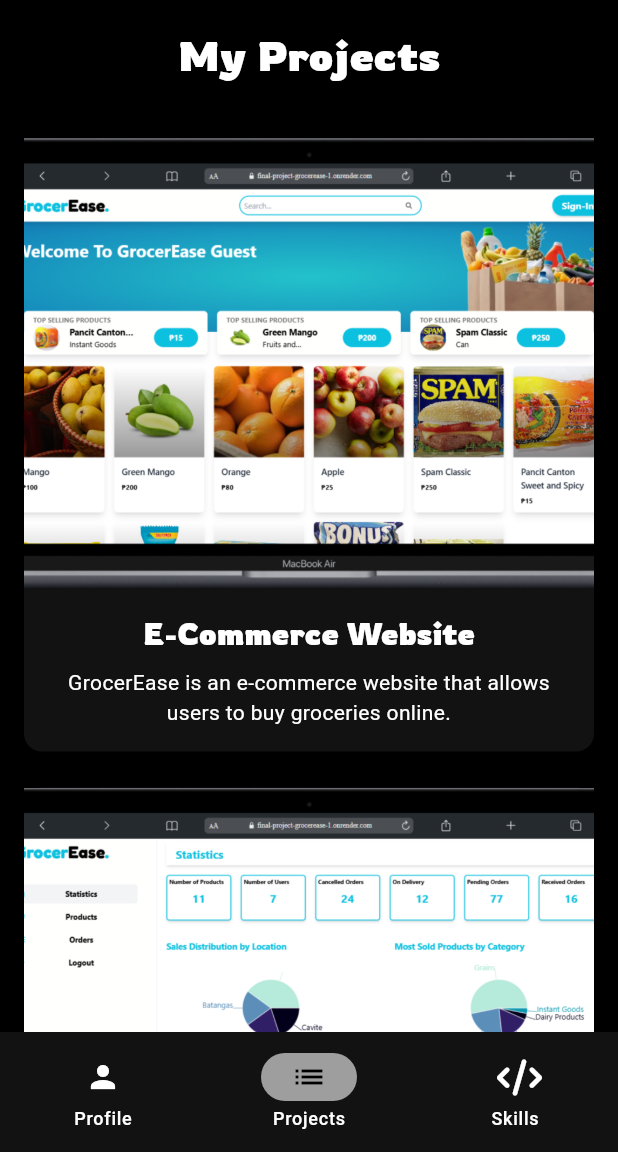
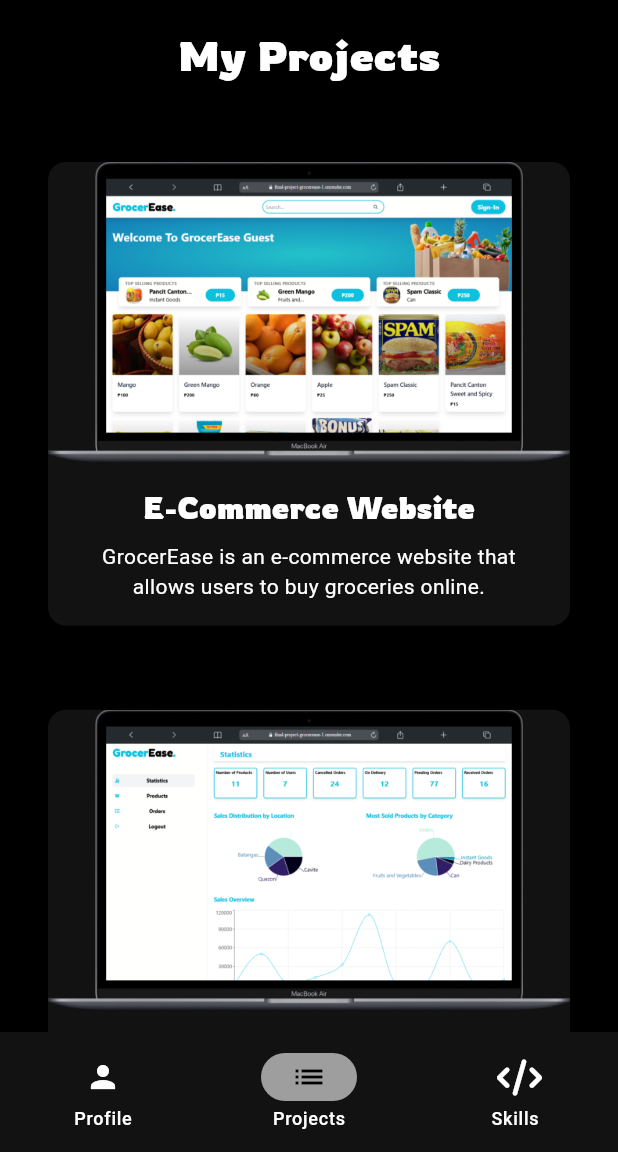
Before and after one commit to rainierm1826/portfolio_flutter, a Flutter app: the Layout screen opened directly, item 2 of the bottom bar chosen, on a phone screen of 412 x 824 dp, the part 84-1236 px from its top. Run offline on Flutter 3.47's test engine with Material 3 defaults, Android fonts, the phone set to English and light mode, and no system bars; our stand-ins replace font_awesome_flutter.

Commit message:
fix some warings

```diff
--- a/lib/views/pages/projects.dart
+++ b/lib/views/pages/projects.dart
@@ -21,7 +21,9 @@ class Projects extends StatelessWidget {
           ),
           const SizedBox(height: 24),
           ...projects.map((project) {
-            return Card(
+            return Padding(
+              padding: const EdgeInsets.all(16.0),
+              child: Card(
                 margin: const EdgeInsets.symmetric(vertical: 12),
                 elevation: 4,
                 child: Column(
@@ -30,8 +32,7 @@ class Projects extends StatelessWidget {
                     Image.asset(
                       project['image'],
                       width: double.infinity,
-                    height: 300,
-                    fit: BoxFit.cover,
+                      fit: BoxFit.fill,
                     ),
 
                     Padding(
@@ -63,8 +64,9 @@ class Projects extends StatelessWidget {
                     ),
                   ],
                 ),
+              ),
             );
-          }).toList(),
+          }),
         ],
       ),
     );
```
Lines whose indentation alone changed are shown as unchanged.
